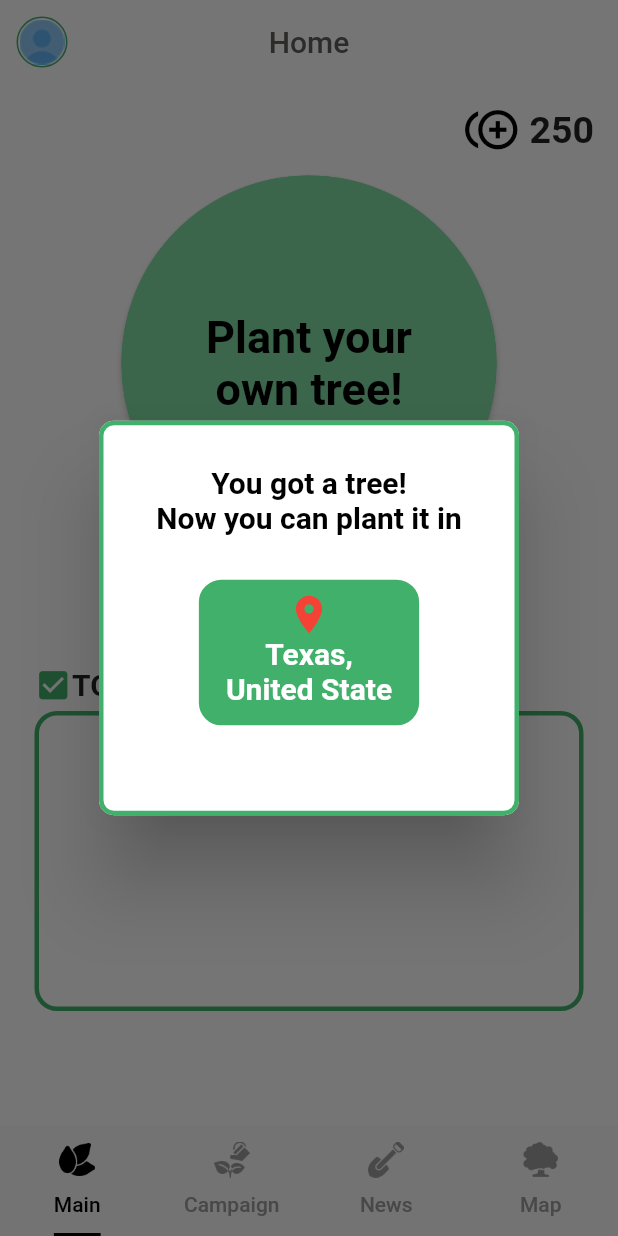
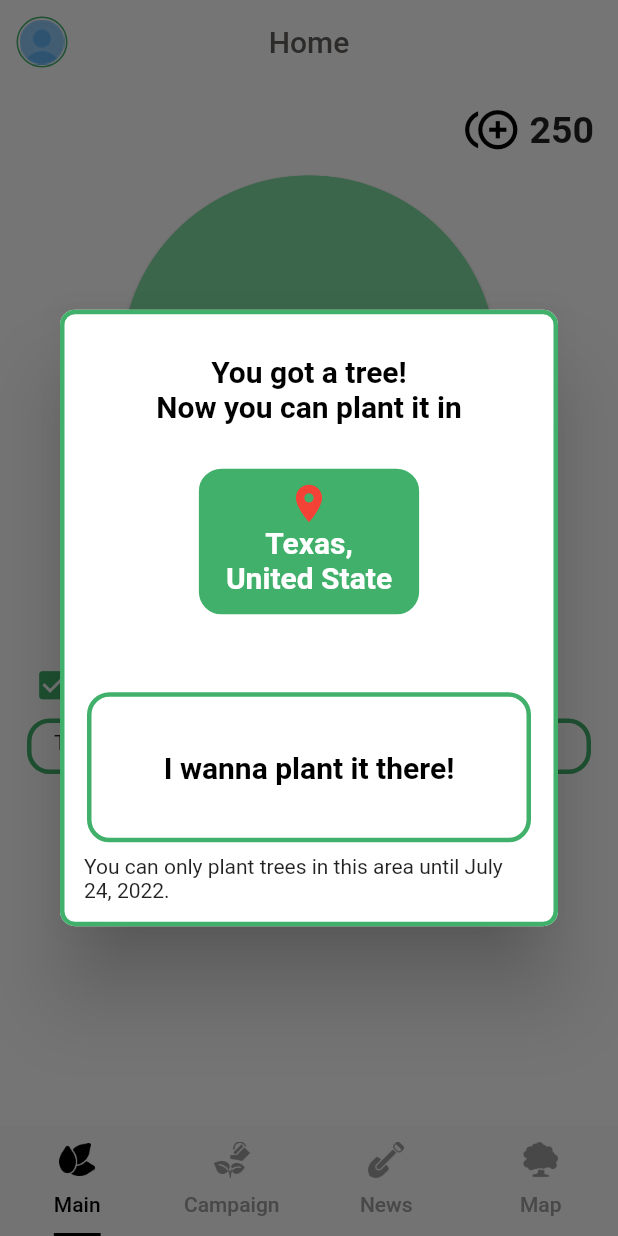
Before and after one commit to DSCHUFS/Solution-Challenge-2022-GrowGrow, a Flutter app: the screen it shows after launch, after a tap on an icon or button, on a phone screen of 412 x 824 dp. Run offline on Flutter 3.47's test engine with Material 2 defaults, Android fonts, the phone set to English and light mode, and no system bars; drawn by our look-alikes of percent_indicator; our stand-ins replace google_maps_flutter; Roboto replaces fonts that are missing (Inter-Regular, Inter-regular).

Commit message:
Add listview, connect page, set automatic moving of indicator

```diff
--- a/lib/Home/Mainpage.dart
+++ b/lib/Home/Mainpage.dart
@@ -1,11 +1,14 @@
+// ignore_for_file: file_names
+
 import 'package:flutter/cupertino.dart';
 import 'package:flutter/material.dart';
 import 'package:percent_indicator/percent_indicator.dart';
-import 'package:home/resources.dart';
+import 'package:home/Home/resources.dart';
 import 'TodoListWidget.dart';
 import 'todo.dart';
 import 'todoData.dart';
 import 'package:home/drawer.dart';
+import 'printImage.dart';
 
 
 class Home extends StatefulWidget {
@@ -17,12 +20,6 @@ class Home extends StatefulWidget {
 }
 
 class _HomeState extends State<Home> {
-
-  TodoData todoData = TodoData();
-  num percent = 100;
-  int userPoint = 250;
-  TextEditingController inputString = TextEditingController();
-  String oneTodo = '';
 
   @override
   Widget build(BuildContext context) {
@@ -82,16 +79,7 @@ class _HomeState extends State<Home> {
             radius: 250.0,
             lineWidth: 10.0,
             percent: percent/100,
-            center: ElevatedButton(
-              child: Text('Plant your\nown tree!', textAlign: TextAlign.center, style: TextStyle(color: Colors.black, fontFamily: 'Inter-regular', fontSize: 30, fontWeight: FontWeight.bold)),
-            onPressed: () {
-              PlantTreeDialog();
-            },
-            style: ElevatedButton.styleFrom(
-              primary: lightGreen,
-              fixedSize: Size(250, 250),
-              shape: CircleBorder(),
-            ),),
+            center: PrintImage(),
             progressColor: lightGreen,
             backgroundColor: Colors.transparent,
           ),
@@ -112,11 +100,56 @@ class _HomeState extends State<Home> {
             {
               AddTodoDialog();
             },
-            child: TodoList(),
+            child: Padding(
+              padding: const EdgeInsets.all(8.0),
+              child: Column(
+                children: [
+                  Padding(
+                    padding: const EdgeInsets.only(left: 15),
+                    child: Row(
+                      mainAxisAlignment: MainAxisAlignment.start,
+                      children: [
+                        Icon(
+                            Icons.check_box,
+                            color: deepGreen,
+                            size: 25.0
+                        ),
+                        Text('TODO',
+                            style: TextStyle(
+                              fontFamily: 'Inter-Regular',
+                              fontSize: 20.0,
+                              fontWeight: FontWeight.bold,
+                            )),
+                      ],
+                    ),
+                  ),
+                            Container(
+                              margin: const EdgeInsets.all(10.0),
+                              padding: const EdgeInsets.fromLTRB(15, 5, 15, 10),
+                              decoration: BoxDecoration(
+                                  border:
+                                  Border.all(color: deepGreen, width: 3),
+                                  borderRadius: BorderRadius.all(
+                                      Radius.circular(15.0)),),
+                            child: TodoList(),
+                            )
+                ],
+              ),
+            ),
           )
         ],
       ),
     );
+  }
+
+  void initState() {
+    inputString.addListener(() {});
+    super.initState();
+  }
+
+  void dispose(){
+    inputString.dispose();
+    super.dispose();
   }
 
   void AddTodoDialog() {
@@ -136,7 +169,10 @@ class _HomeState extends State<Home> {
                   fontSize: 20.0,
                   fontWeight: FontWeight.bold,
                 )),
-                //
+
+                content: Container(
+                    width: double.minPositive,
+                    child: TodoList()),
 
                 actions: <Widget>[
                   TextField(
@@ -146,6 +182,7 @@ class _HomeState extends State<Home> {
                       Todo newTodo = Todo(inputString.text, false, DateTime(0,0,0,0,0), 2);
                       oneTodo = newTodo.todoContent;
                       todoData.addTodo(newTodo);
+                      inputString.clear();
                     },
                     showCursor: false,
 
@@ -174,75 +211,10 @@ class _HomeState extends State<Home> {
                       )
                     ),
                   ],
-                  content: Text('$oneTodo'),
+
             ),
           ),
           );
         });
   }
-
-
-  void PlantTreeDialog() {
-    showDialog(
-        context: context,
-        builder: (BuildContext context) {
-          return Center(
-            child: SingleChildScrollView(
-              child: AlertDialog(
-                shape: RoundedRectangleBorder(
-                    borderRadius: BorderRadius.circular(10.0),
-                    side: BorderSide(color: deepGreen, width: 3)
-                ),
-
-                content: Column(
-                  children: [
-                    Padding(
-                      padding: const EdgeInsets.all(10.0),
-                      child: Text('You got a tree!\nNow you can plant it in',
-                          textAlign: TextAlign.center,
-                          style: TextStyle(
-                          fontFamily: 'Inter-Regular',
-                          fontSize: 20.0,
-                          fontWeight: FontWeight.bold,
-                          color: Colors.black)),
-                    ),
-                    Container(
-                      margin: const EdgeInsets.all(20.0),
-                      padding: const EdgeInsets.fromLTRB(15,5,15,10),
-                      decoration: BoxDecoration(
-                        border:
-                        Border.all(color: deepGreen, width: 3),
-                        borderRadius: BorderRadius.all(
-                          Radius.circular(15.0)),
-                      color: deepGreen),
-                      child: Column(
-                        children: [
-                          Icon(
-                            Icons.location_on,
-                            color: Colors.red,
-                            size: 30.0,
-                          ),
-                          Text('Texas,\nUnited State',
-                            textAlign: TextAlign.center,
-                            style: TextStyle(
-                                fontFamily: 'Inter-Regular',
-                                fontSize: 20.0,
-                                fontWeight: FontWeight.bold,
-                                color: Colors.white)
-                            ),
-                        ],
-                      ),
-                    ),
-
-                  ],
-                ),
-
-                actions: <Widget>[
-                ],
-
-              ),
-            ),
-          );
-        });
-  }
 }
--- a/lib/Home/TodoListWidget.dart
+++ b/lib/Home/TodoListWidget.dart
@@ -1,5 +1,5 @@
 import 'package:flutter/material.dart';
-import 'package:home/resources.dart';
+import 'package:home/Home/resources.dart';
 
 class TodoList extends StatefulWidget {
   const TodoList({Key? key}) : super(key: key);
@@ -11,47 +11,14 @@ class TodoList extends StatefulWidget {
 class _TodoListState extends State<TodoList> {
   @override
   Widget build(BuildContext context) {
-    return Padding(
-      padding: const EdgeInsets.all(8.0),
-      child: Column(
-        children: [
-          Padding(
-            padding: const EdgeInsets.only(left: 15),
-            child: Row(
-              mainAxisAlignment: MainAxisAlignment.start,
-              children: [
-                Icon(
-                    Icons.check_box,
-                    color: deepGreen,
-                    size: 25.0
-                ),
-                Text('TODO',
-                    style: TextStyle(
-                      fontFamily: 'Inter-Regular',
-                      fontSize: 20.0,
-                      fontWeight: FontWeight.bold,
-                    )),
-              ],
-            ),
-          ),
-          SingleChildScrollView(
-            child: Container(
-              margin: EdgeInsets.fromLTRB(15, 5, 15, 0),
-              padding: EdgeInsets.all(8.0),
-              height: 200,
-              //width: 400,
-              decoration: BoxDecoration(
-                border:
-                Border.all(color: deepGreen, width: 3),
-                borderRadius: BorderRadius.all(
-                    Radius.circular(15.0)
-                ),
-              ),
-              child: ListView()
-            ),
-          ),
-        ],
-      ),
+    return ListView.builder(
+      shrinkWrap: true,
+        itemBuilder: (context, index) {
+          return Container(
+            child: Text('Test'),
+          );
+        },
+      itemCount: 1,
     );
   }
 }
--- /dev/null
+++ b/lib/Home/printImage.dart
@@ -0,0 +1,161 @@
+// ignore_for_file: file_names
+
+import 'package:flutter/material.dart';
+import 'package:home/MyTree/MyTree.dart';
+import 'resources.dart';
+
+class PrintImage extends StatefulWidget {
+  const PrintImage({Key? key}) : super(key: key);
+
+  @override
+  _PrintImageState createState() => _PrintImageState();
+}
+
+class _PrintImageState extends State<PrintImage> {
+
+  @override
+  Widget build(BuildContext context) {
+    if(imageNum == 120)
+      return Button();
+    else
+      return Images();
+  }
+}
+
+class Images extends StatefulWidget {
+  const Images({Key? key}) : super(key: key);
+
+  @override
+  _ImagesState createState() => _ImagesState();
+}
+
+class _ImagesState extends State<Images> {
+  @override
+  Widget build(BuildContext context) {
+    return Image.asset('images/${imageNum}%.png', width: 150);
+  }
+}
+
+class Button extends StatefulWidget {
+  const Button({Key? key}) : super(key: key);
+
+  @override
+  _ButtonState createState() => _ButtonState();
+}
+
+class _ButtonState extends State<Button> {
+  @override
+  Widget build(BuildContext context) {
+    return  ElevatedButton(
+      child: Text('Plant your\nown tree!', textAlign: TextAlign.center, style: TextStyle(color: Colors.black, fontFamily: 'Inter-regular', fontSize: 30, fontWeight: FontWeight.bold)),
+      onPressed: () {
+        PlantTreeDialog();
+      },
+      style: ElevatedButton.styleFrom(
+        primary: lightGreen,
+        fixedSize: Size(250, 250),
+        shape: CircleBorder(),
+      ),);
+  }
+
+  void PlantTreeDialog() {
+    showDialog(
+        context: context,
+        builder: (BuildContext context) {
+          return Center(
+            child: SingleChildScrollView(
+              child: AlertDialog(
+                shape: RoundedRectangleBorder(
+                    borderRadius: BorderRadius.circular(10.0),
+                    side: BorderSide(color: deepGreen, width: 3)
+                ),
+
+                content: Column(
+                  children: [
+                    Padding(
+                      padding: const EdgeInsets.all(10.0),
+                      child: Text('You got a tree!\nNow you can plant it in',
+                          textAlign: TextAlign.center,
+                          style: TextStyle(
+                              fontFamily: 'Inter-Regular',
+                              fontSize: 20.0,
+                              fontWeight: FontWeight.bold,
+                              color: Colors.black)),
+                    ),
+                    Container(
+                      margin: const EdgeInsets.all(20.0),
+                      padding: const EdgeInsets.fromLTRB(15, 5, 15, 10),
+                      decoration: BoxDecoration(
+                          border:
+                          Border.all(color: deepGreen, width: 3),
+                          borderRadius: BorderRadius.all(
+                              Radius.circular(15.0)),
+                          color: deepGreen),
+                      child: Column(
+                        children: [
+                          Icon(
+                            Icons.location_on,
+                            color: Colors.red,
+                            size: 30.0,
+                          ),
+                          Text('Texas,\nUnited State',
+                              textAlign: TextAlign.center,
+                              style: TextStyle(
+                                  fontFamily: 'Inter-Regular',
+                                  fontSize: 20.0,
+                                  fontWeight: FontWeight.bold,
+                                  color: Colors.white)
+                          ),
+                        ],
+                      ),
+                    ),
+
+                  ],
+                ),
+
+                actions: <Widget>[
+                  Column(
+                    children: [
+                      GestureDetector(
+                        child: Center(
+                          child: Container(
+                            margin: EdgeInsets.fromLTRB(10, 0, 10, 0),
+                            padding: EdgeInsets.all(8.0),
+                            height: 100,
+                            child: Center(
+                              child: Text('I wanna plant it there!',
+                                  style: TextStyle(
+                                      fontFamily: 'Inter-Regular',
+                                      fontSize: 20.0,
+                                      fontWeight: FontWeight.bold,
+                                      color: Colors.black)),
+                            ),
+                            decoration: BoxDecoration(
+                              border:
+                              Border.all(color: deepGreen, width: 3),
+                              borderRadius: BorderRadius.all(
+                                  Radius.circular(15.0)
+                              ),
+                            ),
+                          ),
+                        ),
+                        onTap: (){
+                          Navigator.push(context, MaterialPageRoute(builder: (context) => MyTree()));
+                          },
+                      ),
+                      Padding(
+                        padding: const EdgeInsets.all(8.0),
+                        child: Text('You can only plant trees in this area until July 24, 2022.'),
+                      ),
+                    ],
+                  ),
+                ],
+
+              ),
+            ),
+          );
+        });
+  }
+
+
+}
--- /dev/null
+++ b/lib/Home/resources.dart
@@ -0,0 +1,17 @@
+import 'package:flutter/material.dart';
+import 'todoData.dart';
+
+//Colors
+const lightGreen = Color(0xFF81dfa4);
+const deepGreen = Color(0xFF41B06B);
+const lightGrey = Color(0xFFEFEFEF);
+const grey = Color(0xFFC4C4C4);
+const darkGrey = Color(0xFF615E5C);
+
+
+TodoData todoData = TodoData();
+num percent = 100;
+int userPoint = 250;
+late int imageNum = (percent ~/ 20 + 1) * 20;
+TextEditingController inputString = TextEditingController();
+String oneTodo = '';
--- a/lib/MyTree/MyTree.dart
+++ b/lib/MyTree/MyTree.dart
@@ -81,7 +81,7 @@ Widget _buildlist() => ListView(children: [
 ]);
 
 ListTile _tree(String title, String subtitle) => ListTile(
-  leading: IconButton(icon: Icon(Icons.forest_rounded), onPressed: () {}),
+  //leading: IconButton(icon: Icon(Icons.forest_rounded), onPressed: () {}),
   title: Text(title),
   subtitle: Text(subtitle),
 );
--- a/lib/News/NewsPage.dart
+++ b/lib/News/NewsPage.dart
@@ -2,7 +2,7 @@ import 'package:flutter/material.dart';
 import 'package:home/News/NewsData.dart';
 import 'package:home/News/NewsReport.dart';
 import 'package:home/News/NewsData.dart';
-import 'package:home/resources.dart';
+import 'package:home/Home/resources.dart';
 import 'NewsContainer.dart';
 import 'package:home/main.dart';
 import 'package:home/drawer.dart';
--- a/lib/drawer.dart
+++ b/lib/drawer.dart
@@ -1,5 +1,5 @@
 import 'package:flutter/material.dart';
-import 'resources.dart';
+import 'Home/resources.dart';
 
 class drawer extends StatefulWidget {
   const drawer({Key? key}) : super(key: key);
@@ -43,7 +43,7 @@ class _drawerState extends State<drawer> {
                         children: [
                           Padding(
                             padding: const EdgeInsets.all(5.0),
-                            child: Image.asset('images/tree.png', width: 40),
+                            child: Image.asset('images/tree_drawer.png', width: 40),
                           ),
                           Text('20', style: TextStyle(
                             fontFamily: 'Inter-Regular',
--- a/lib/resources.dart
+++ /dev/null
@@ -1,8 +0,0 @@
-import 'package:flutter/material.dart';
-
-//Colors
-const lightGreen = Color(0xFF81dfa4);
-const deepGreen = Color(0xFF41B06B);
-const lightGrey = Color(0xFFEFEFEF);
-const grey = Color(0xFFC4C4C4);
-const darkGrey = Color(0xFF615E5C);
```
Also changed, not shown: images/tree_drawer.png (added), pubspec.lock.
